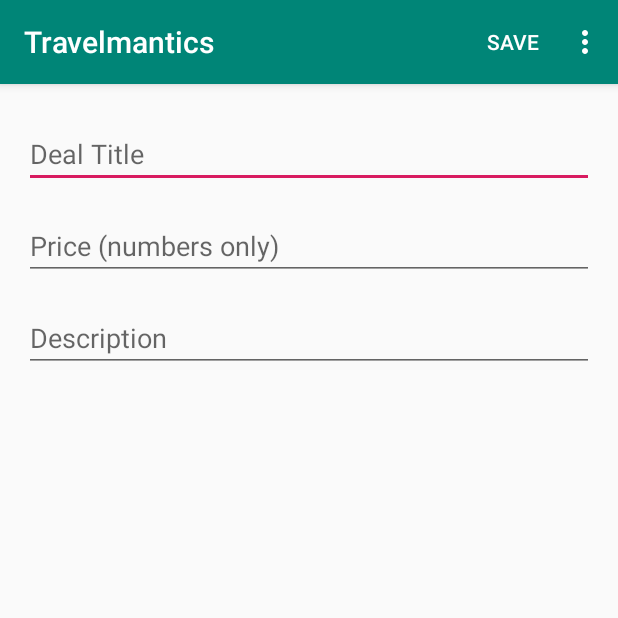
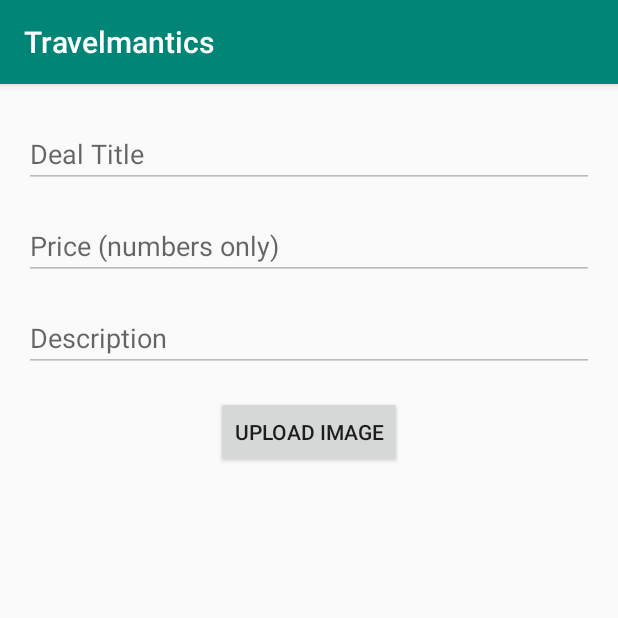
Before and after one commit to LifeofDan-EL/Travelmantics, an Android app: the DealActivity screen opened directly, with no data from a screen before it, on a phone screen of 412 x 824 dp, the top half of it. Run offline under Robolectric (Android 15) with nearby library versions, the phone set to English and light mode, and no system bars; our stand-ins replace Firebase (no records; nobody signed in at launch, a user with empty details on screens opened directly).

Commit message:
Image Upload added

```diff
--- a/app/src/main/java/com/example/anomfuemedaniel/travelmantics/DealActivity.java
+++ b/app/src/main/java/com/example/anomfuemedaniel/travelmantics/DealActivity.java
@@ -1,24 +1,31 @@
 package com.example.anomfuemedaniel.travelmantics;
 
 import androidx.annotation.NonNull;
+import androidx.annotation.Nullable;
 import androidx.appcompat.app.AppCompatActivity;
 
 import android.content.Intent;
+import android.net.Uri;
 import android.os.Bundle;
 import android.view.Menu;
 import android.view.MenuInflater;
 import android.view.MenuItem;
+import android.view.View;
+import android.widget.Button;
 import android.widget.EditText;
 import android.widget.Toast;
 
-import com.google.firebase.analytics.FirebaseAnalytics;
+import com.google.android.gms.tasks.OnSuccessListener;
+import com.google.android.gms.tasks.Task;
 import com.google.firebase.database.DatabaseReference;
 import com.google.firebase.database.FirebaseDatabase;
+import com.google.firebase.storage.StorageReference;
+import com.google.firebase.storage.UploadTask;
 
 public class DealActivity extends AppCompatActivity {
     private FirebaseDatabase mFirebaseDatabase;
     private DatabaseReference mDatabaseReference;
-
+    private static final int PICTURE_RESULT = 42;
     EditText textTitle;
     EditText textDescription;
     EditText textPrice;
@@ -29,9 +36,9 @@ public class DealActivity extends AppCompatActivity {
     @Override
     protected void onCreate(Bundle savedInstanceState) {
         super.onCreate(savedInstanceState);
-        setContentView(R.layout.activity_insert);
+        setContentView(R.layout.activity_deal);
 
-        FirebaseUtil.openFbReference("traveldeals", this);
+        //FirebaseUtil.openFbReference("traveldeals", );
         mFirebaseDatabase = FirebaseUtil.mFirebaseDatabase;
         mDatabaseReference = FirebaseUtil.mDatabaseReference;
 
@@ -48,6 +55,17 @@ public class DealActivity extends AppCompatActivity {
         textTitle.setText(deal.getTitle());
         textDescription.setText(deal.getDescription());
         textPrice.setText(deal.getPrice());
+
+        Button buttonImage = findViewById(R.id.buttonImage);
+        buttonImage.setOnClickListener(new View.OnClickListener() {
+            @Override
+            public void onClick(View view) {
+                Intent intent = new Intent(Intent.ACTION_GET_CONTENT);
+                intent.setType("image/jpeg");
+                intent.putExtra(Intent.EXTRA_LOCAL_ONLY, true);
+                startActivityForResult(intent.createChooser(intent, "Insert Picture "), PICTURE_RESULT);
+            }
+        });
 
     }
 
@@ -75,7 +93,40 @@ public class DealActivity extends AppCompatActivity {
     public boolean onCreateOptionsMenu(Menu menu) {
         MenuInflater inflater = getMenuInflater();
         inflater.inflate(R.menu.save_menu, menu);
+        if (FirebaseUtil.isAdmin){
+            menu.findItem(R.id.delete_menu).setVisible(true);
+            menu.findItem(R.id.save_menu).setVisible(true);
+            enableEditTexts(true);
+
+        }
+        else{
+            menu.findItem(R.id.delete_menu).setVisible(false);
+            menu.findItem(R.id.save_menu).setVisible(false);
+            enableEditTexts(false);
+        }
+
         return true;
+    }
+
+    @Override
+    protected void onActivityResult(int requestCode, int resultCode, @Nullable Intent data) {
+        super.onActivityResult(requestCode, resultCode, data);
+        if (requestCode == PICTURE_RESULT && resultCode == RESULT_OK){
+            Uri imageUri = data.getData();
+            StorageReference ref = FirebaseUtil.mStorageRef.child(imageUri.getLastPathSegment());
+
+            ref.putFile(imageUri).addOnSuccessListener(this, new OnSuccessListener<UploadTask.TaskSnapshot>() {
+                @Override
+                public void onSuccess(UploadTask.TaskSnapshot taskSnapshot) {
+                    Task <Uri> uriTask = taskSnapshot.getStorage().getDownloadUrl();
+                    while (!uriTask.isSuccessful());
+                    Uri downloadUrl = uriTask.getResult();
+                    String url = downloadUrl.toString();
+
+                    deal.setImageUrl(url);
+                }
+            });
+        }
     }
 
     private void saveDeal (){
@@ -110,4 +161,10 @@ public class DealActivity extends AppCompatActivity {
         textTitle.requestFocus();
 
     }
+
+    private void enableEditTexts(boolean isEnabled) {
+        textTitle.setEnabled(isEnabled);
+        textDescription.setEnabled(isEnabled);
+        textPrice.setEnabled(isEnabled);
+    }
 }
--- a/app/src/main/res/layout/activity_insert.xml
+++ b/app/src/main/res/layout/activity_deal.xml
@@ -45,4 +45,28 @@
         app:layout_constraintEnd_toEndOf="parent"
         app:layout_constraintStart_toStartOf="parent"
         app:layout_constraintTop_toBottomOf="@+id/textPrice" />
+
+    <Button
+        android:id="@+id/buttonImage"
+        android:layout_width="wrap_content"
+        android:layout_height="wrap_content"
+        android:layout_marginStart="@dimen/text_margin_standard"
+        android:layout_marginTop="@dimen/text_margin_standard"
+        android:layout_marginEnd="@dimen/text_margin_standard"
+        android:text="Upload Image"
+        app:layout_constraintEnd_toEndOf="parent"
+        app:layout_constraintStart_toStartOf="parent"
+        app:layout_constraintTop_toBottomOf="@+id/textDescription" />
+
+    <ImageView
+        android:id="@+id/imageView"
+        android:layout_width="wrap_content"
+        android:layout_height="wrap_content"
+        android:layout_marginTop="@dimen/text_margin_standard"
+        android:layout_marginEnd="@dimen/text_margin_standard"
+        android:layout_marginStart="@dimen/text_margin_standard"
+        app:layout_constraintEnd_toEndOf="parent"
+        app:layout_constraintStart_toStartOf="parent"
+        app:layout_constraintTop_toBottomOf="@+id/buttonImage"
+        app:srcCompat="@android:drawable/screen_background_light_transparent" />
 </androidx.constraintlayout.widget.ConstraintLayout>
--- a/app/src/main/res/values/strings.xml
+++ b/app/src/main/res/values/strings.xml
@@ -5,4 +5,5 @@
     <string name="description_hint">Description</string>
     <string name="save_menu">save</string>
     <string name="delete_deal">Delete Deal</string>
+
 </resources>
--- a/build.gradle
+++ b/build.gradle
@@ -8,7 +8,7 @@ buildscript {
     }
     dependencies {
         classpath 'com.android.tools.build:gradle:3.4.2'
-        classpath 'com.google.gms:google-services:4.2.0'
+        classpath 'com.google.gms:google-services:4.3.0'
 
         // NOTE: Do not place your application dependencies here; they belong
         // in the individual module build.gradle files
```
Also changed, not shown: app/build.gradle (+11 -4 lines), app/src/main/java/com/example/anomfuemedaniel/travelmantics/FirebaseUtil.java (+56 -3 lines), app/src/main/java/com/example/anomfuemedaniel/travelmantics/ListActivity.java (+15 -0 lines), 1 other file.
